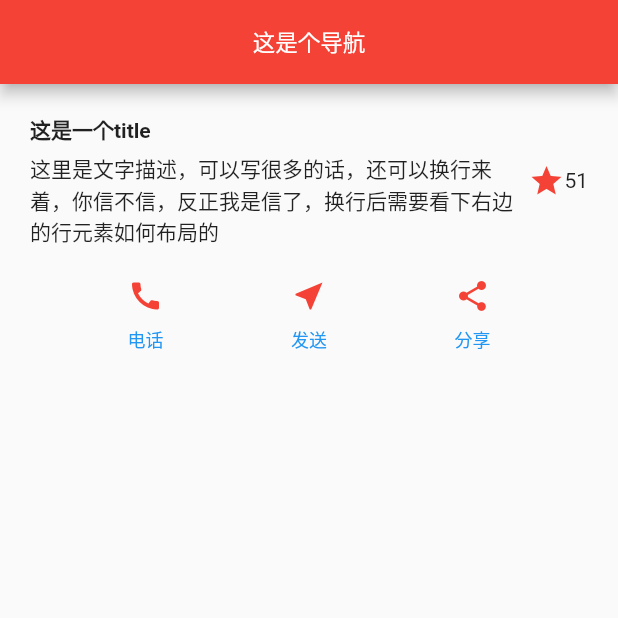
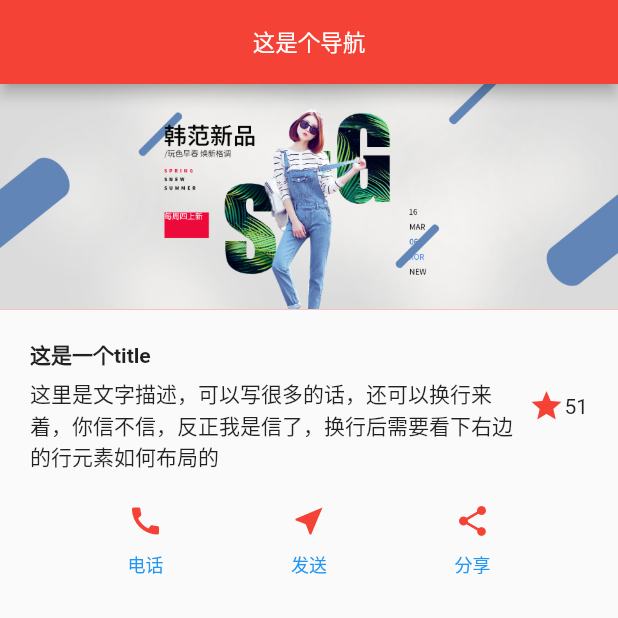
Before and after one commit to JeffreyWW/flutter_project, a Flutter app: the screen it shows after launch, on a phone screen of 412 x 824 dp, the top half of it. Run offline on Flutter 3.47's test engine with Material 2 defaults, Android fonts, the phone set to English and light mode, and no system bars.

Commit message:
简单布局

```diff
--- a/lib/main.dart
+++ b/lib/main.dart
@@ -1,4 +1,3 @@
-
 import 'package:flutter/material.dart';
 import 'package:flutter/rendering.dart';
 
@@ -20,7 +19,19 @@ class MyApp extends StatelessWidget {
           ),
         ),
         body: Column(
-          children: <Widget>[TitleSection(), BtnSection()],
+          children: <Widget>[
+            Container(
+              color: Colors.red,
+              child: new Image.asset(
+                'images/banner.jpg',
+//                width: 111.0,
+//                height: 240.0,
+              fit: BoxFit.cover,
+              ),
+            ),
+            TitleSection(),
+            BtnSection()
+          ],
         ),
       ),
     );
--- a/pubspec.yaml
+++ b/pubspec.yaml
@@ -34,6 +34,8 @@ dev_dependencies:
 
 # The following section is specific to Flutter.
 flutter:
+  assets:
+    - images/
 
   # The following line ensures that the Material Icons font is
   # included with your application, so that you can use the icons in
```
Also changed, not shown: images/banner.jpg (added).
